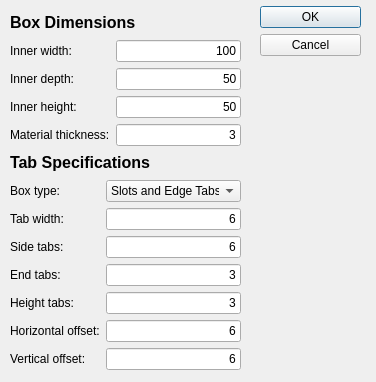
First picture: the form in Macro_LaserCutBox.ui, repository gharley/FreeCAD_Macros, before the edit.
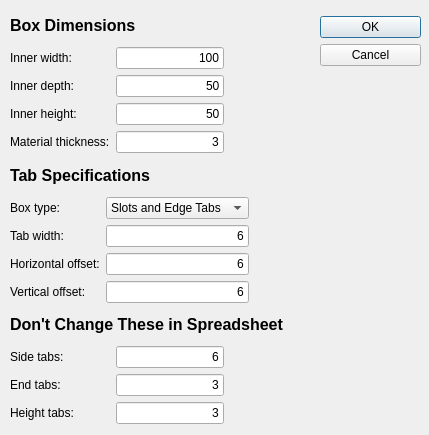
Second picture: the form after the edit.

Commit message: refactor & fix side bottom edge

What changed in the file:
```diff
--- a/Macro_LaserCutBox.ui
+++ b/Macro_LaserCutBox.ui
@@ -6,8 +6,8 @@
    <rect>
     <x>0</x>
     <y>0</y>
-    <width>376</width>
-    <height>382</height>
+    <width>429</width>
+    <height>435</height>
    </rect>
   </property>
   <property name="windowTitle">
@@ -16,8 +16,8 @@
   <widget class="QDialogButtonBox" name="buttonBox">
    <property name="geometry">
     <rect>
-     <x>260</x>
-     <y>0</y>
+     <x>320</x>
+     <y>10</y>
      <width>101</width>
      <height>61</height>
     </rect>
@@ -32,13 +32,13 @@
     <bool>true</bool>
    </property>
   </widget>
-  <widget class="QWidget" name="">
+  <widget class="QWidget" name="verticalLayoutWidget">
    <property name="geometry">
     <rect>
      <x>10</x>
      <y>10</y>
-     <width>231</width>
-     <height>136</height>
+     <width>287</width>
+     <height>414</height>
     </rect>
    </property>
    <layout class="QVBoxLayout" name="verticalLayout">
@@ -63,11 +63,11 @@
      </widget>
     </item>
     <item>
-     <layout class="QGridLayout" name="gridLayout">
-      <item row="0" column="0">
-       <widget class="QLabel" name="label_2">
+     <layout class="QGridLayout" name="gridLayout" columnminimumwidth="100,0,0">
+      <item row="3" column="0">
+       <widget class="QLabel" name="label_5">
         <property name="text">
-         <string>Inner width:</string>
+         <string>Material thickness:</string>
         </property>
         <property name="scaledContents">
          <bool>false</bool>
@@ -77,10 +77,10 @@
         </property>
        </widget>
       </item>
-      <item row="0" column="1">
-       <widget class="QLineEdit" name="width">
+      <item row="3" column="1">
+       <widget class="QLineEdit" name="thickness">
         <property name="text">
-         <string>100</string>
+         <string>3</string>
         </property>
         <property name="alignment">
          <set>Qt::AlignRight|Qt::AlignTrailing|Qt::AlignVCenter</set>
@@ -129,6 +129,32 @@
         </property>
        </widget>
       </item>
+      <item row="0" column="1">
+       <widget class="QLineEdit" name="width">
+        <property name="text">
+         <string>100</string>
+        </property>
+        <property name="alignment">
+         <set>Qt::AlignRight|Qt::AlignTrailing|Qt::AlignVCenter</set>
+        </property>
+        <property name="placeholderText">
+         <string/>
+        </property>
+       </widget>
+      </item>
+      <item row="0" column="0">
+       <widget class="QLabel" name="label_2">
+        <property name="text">
+         <string>Inner width:</string>
+        </property>
+        <property name="scaledContents">
+         <bool>false</bool>
+        </property>
+        <property name="buddy">
+         <cstring>width</cstring>
+        </property>
+       </widget>
+      </item>
       <item row="2" column="1">
        <widget class="QLineEdit" name="height">
         <property name="text">
@@ -142,46 +168,21 @@
         </property>
        </widget>
       </item>
-      <item row="3" column="0">
-       <widget class="QLabel" name="label_5">
-        <property name="text">
-         <string>Material thickness:</string>
+      <item row="1" column="2">
+       <spacer name="horizontalSpacer">
+        <property name="orientation">
+         <enum>Qt::Horizontal</enum>
         </property>
-        <property name="scaledContents">
-         <bool>false</bool>
+        <property name="sizeHint" stdset="0">
+         <size>
+          <width>60</width>
+          <height>20</height>
+         </size>
         </property>
-        <property name="buddy">
-         <cstring>thickness</cstring>
-        </property>
-       </widget>
-      </item>
-      <item row="3" column="1">
-       <widget class="QLineEdit" name="thickness">
-        <property name="text">
-         <string>3</string>
-        </property>
-        <property name="alignment">
-         <set>Qt::AlignRight|Qt::AlignTrailing|Qt::AlignVCenter</set>
-        </property>
-        <property name="placeholderText">
-         <string/>
-        </property>
-       </widget>
+       </spacer>
       </item>
      </layout>
     </item>
-   </layout>
-  </widget>
-  <widget class="QWidget" name="">
-   <property name="geometry">
-    <rect>
-     <x>10</x>
-     <y>150</y>
-     <width>231</width>
-     <height>220</height>
-    </rect>
-   </property>
-   <layout class="QVBoxLayout" name="verticalLayout_2">
     <item>
      <widget class="QLabel" name="label_6">
       <property name="sizePolicy">
@@ -197,52 +198,16 @@
         <bold>true</bold>
        </font>
       </property>
+      <property name="lineWidth">
+       <number>2</number>
+      </property>
       <property name="text">
        <string>Tab Specifications</string>
       </property>
      </widget>
     </item>
     <item>
-     <layout class="QGridLayout" name="gridLayout_2" rowstretch="0,0,0,0,0,0,0,0,0,0,0,0">
-      <item row="9" column="1">
-       <widget class="QLineEdit" name="numTabsHeight">
-        <property name="text">
-         <string>3</string>
-        </property>
-        <property name="alignment">
-         <set>Qt::AlignRight|Qt::AlignTrailing|Qt::AlignVCenter</set>
-        </property>
-        <property name="placeholderText">
-         <string/>
-        </property>
-       </widget>
-      </item>
-      <item row="11" column="0">
-       <widget class="QLabel" name="label_11">
-        <property name="text">
-         <string>Vertical offset:</string>
-        </property>
-        <property name="scaledContents">
-         <bool>false</bool>
-        </property>
-        <property name="buddy">
-         <cstring>offsetV</cstring>
-        </property>
-       </widget>
-      </item>
-      <item row="1" column="0">
-       <widget class="QLabel" name="label_7">
-        <property name="text">
-         <string>Box type:</string>
-        </property>
-        <property name="scaledContents">
-         <bool>false</bool>
-        </property>
-        <property name="buddy">
-         <cstring>tabTypes</cstring>
-        </property>
-       </widget>
-      </item>
+     <layout class="QGridLayout" name="gridLayout_2" rowstretch="0,0,0,0,0,0,0,0,0,0,0">
       <item row="6" column="0">
        <widget class="QLabel" name="label_10">
         <property name="text">
@@ -256,10 +221,10 @@
         </property>
        </widget>
       </item>
-      <item row="8" column="0">
-       <widget class="QLabel" name="label_9">
+      <item row="1" column="0">
+       <widget class="QLabel" name="label_7">
         <property name="text">
-         <string>End tabs:</string>
+         <string>Box type:</string>
         </property>
         <property name="scaledContents">
          <bool>false</bool>
@@ -269,8 +234,8 @@
         </property>
        </widget>
       </item>
-      <item row="11" column="1">
-       <widget class="QLineEdit" name="offsetV">
+      <item row="6" column="1">
+       <widget class="QLineEdit" name="tabWidth">
         <property name="text">
          <string>6</string>
         </property>
@@ -283,6 +248,32 @@
        </widget>
       </item>
       <item row="10" column="0">
+       <widget class="QLabel" name="label_11">
+        <property name="text">
+         <string>Vertical offset:</string>
+        </property>
+        <property name="scaledContents">
+         <bool>false</bool>
+        </property>
+        <property name="buddy">
+         <cstring>offsetV</cstring>
+        </property>
+       </widget>
+      </item>
+      <item row="10" column="1">
+       <widget class="QLineEdit" name="offsetV">
+        <property name="text">
+         <string>6</string>
+        </property>
+        <property name="alignment">
+         <set>Qt::AlignRight|Qt::AlignTrailing|Qt::AlignVCenter</set>
+        </property>
+        <property name="placeholderText">
+         <string/>
+        </property>
+       </widget>
+      </item>
+      <item row="9" column="0">
        <widget class="QLabel" name="label_12">
         <property name="text">
          <string>Horizontal offset:</string>
@@ -295,7 +286,7 @@
         </property>
        </widget>
       </item>
-      <item row="10" column="1">
+      <item row="9" column="1">
        <widget class="QLineEdit" name="offsetH">
         <property name="text">
          <string>6</string>
@@ -308,71 +299,6 @@
         </property>
        </widget>
       </item>
-      <item row="9" column="0">
-       <widget class="QLabel" name="label_13">
-        <property name="text">
-         <string>Height tabs:</string>
-        </property>
-        <property name="scaledContents">
-         <bool>false</bool>
-        </property>
-        <property name="buddy">
-         <cstring>numTabsHeight</cstring>
-        </property>
-       </widget>
-      </item>
-      <item row="7" column="0">
-       <widget class="QLabel" name="label_8">
-        <property name="text">
-         <string>Side tabs:</string>
-        </property>
-        <property name="scaledContents">
-         <bool>false</bool>
-        </property>
-        <property name="buddy">
-         <cstring>numTabsLength</cstring>
-        </property>
-       </widget>
-      </item>
-      <item row="8" column="1">
-       <widget class="QLineEdit" name="numTabsDepth">
-        <property name="text">
-         <string>3</string>
-        </property>
-        <property name="alignment">
-         <set>Qt::AlignRight|Qt::AlignTrailing|Qt::AlignVCenter</set>
-        </property>
-        <property name="placeholderText">
-         <string/>
-        </property>
-       </widget>
-      </item>
-      <item row="7" column="1">
-       <widget class="QLineEdit" name="numTabsLength">
-        <property name="text">
-         <string>6</string>
-        </property>
-        <property name="alignment">
-         <set>Qt::AlignRight|Qt::AlignTrailing|Qt::AlignVCenter</set>
-        </property>
-        <property name="placeholderText">
-         <string/>
-        </property>
-       </widget>
-      </item>
-      <item row="6" column="1">
-       <widget class="QLineEdit" name="tabWidth">
-        <property name="text">
-         <string>6</string>
-        </property>
-        <property name="alignment">
-         <set>Qt::AlignRight|Qt::AlignTrailing|Qt::AlignVCenter</set>
-        </property>
-        <property name="placeholderText">
-         <string/>
-        </property>
-       </widget>
-      </item>
       <item row="1" column="1">
        <widget class="QComboBox" name="tabTypes">
         <property name="currentIndex">
@@ -395,10 +321,145 @@
         </item>
        </widget>
       </item>
+      <item row="6" column="2">
+       <spacer name="horizontalSpacer_2">
+        <property name="orientation">
+         <enum>Qt::Horizontal</enum>
+        </property>
+        <property name="sizeHint" stdset="0">
+         <size>
+          <width>60</width>
+          <height>20</height>
+         </size>
+        </property>
+       </spacer>
+      </item>
+     </layout>
+    </item>
+    <item>
+     <widget class="QLabel" name="label_14">
+      <property name="font">
+       <font>
+        <pointsize>12</pointsize>
+        <weight>75</weight>
+        <bold>true</bold>
+       </font>
+      </property>
+      <property name="text">
+       <string>Don't Change These in Spreadsheet</string>
+      </property>
+     </widget>
+    </item>
+    <item>
+     <layout class="QGridLayout" name="gridLayout_3" columnminimumwidth="100,0,0">
+      <item row="1" column="1">
+       <widget class="QLineEdit" name="numTabsDepth">
+        <property name="text">
+         <string>3</string>
+        </property>
+        <property name="alignment">
+         <set>Qt::AlignRight|Qt::AlignTrailing|Qt::AlignVCenter</set>
+        </property>
+        <property name="placeholderText">
+         <string/>
+        </property>
+       </widget>
+      </item>
+      <item row="2" column="1">
+       <widget class="QLineEdit" name="numTabsHeight">
+        <property name="text">
+         <string>3</string>
+        </property>
+        <property name="alignment">
+         <set>Qt::AlignRight|Qt::AlignTrailing|Qt::AlignVCenter</set>
+        </property>
+        <property name="placeholderText">
+         <string/>
+        </property>
+       </widget>
+      </item>
+      <item row="2" column="0">
+       <widget class="QLabel" name="label_13">
+        <property name="text">
+         <string>Height tabs:</string>
+        </property>
+        <property name="scaledContents">
+         <bool>false</bool>
+        </property>
+        <property name="buddy">
+         <cstring>numTabsHeight</cstring>
+        </property>
+       </widget>
+      </item>
+      <item row="0" column="1">
+       <widget class="QLineEdit" name="numTabsLength">
+        <property name="text">
+         <string>6</string>
+        </property>
+        <property name="alignment">
+         <set>Qt::AlignRight|Qt::AlignTrailing|Qt::AlignVCenter</set>
+        </property>
+        <property name="placeholderText">
+         <string/>
+        </property>
+       </widget>
+      </item>
+      <item row="1" column="0">
+       <widget class="QLabel" name="label_9">
+        <property name="text">
+         <string>End tabs:</string>
+        </property>
+        <property name="scaledContents">
+         <bool>false</bool>
+        </property>
+        <property name="buddy">
+         <cstring>numTabsDepth</cstring>
+        </property>
+       </widget>
+      </item>
+      <item row="0" column="0">
+       <widget class="QLabel" name="label_8">
+        <property name="text">
+         <string>Side tabs:</string>
+        </property>
+        <property name="scaledContents">
+         <bool>false</bool>
+        </property>
+        <property name="buddy">
+         <cstring>numTabsLength</cstring>
+        </property>
+       </widget>
+      </item>
+      <item row="1" column="2">
+       <spacer name="horizontalSpacer_3">
+        <property name="orientation">
+         <enum>Qt::Horizontal</enum>
+        </property>
+        <property name="sizeHint" stdset="0">
+         <size>
+          <width>60</width>
+          <height>20</height>
+         </size>
+        </property>
+       </spacer>
+      </item>
      </layout>
     </item>
    </layout>
   </widget>
+  <widget class="QLabel" name="label_15">
+   <property name="geometry">
+    <rect>
+     <x>316</x>
+     <y>190</y>
+     <width>90</width>
+     <height>147</height>
+    </rect>
+   </property>
+   <property name="text">
+    <string/>
+   </property>
+  </widget>
  </widget>
  <resources/>
  <connections>
```
Left out of the diff: 4 changed lines with no effect on the pictures. The commit also changes 1 other file.
